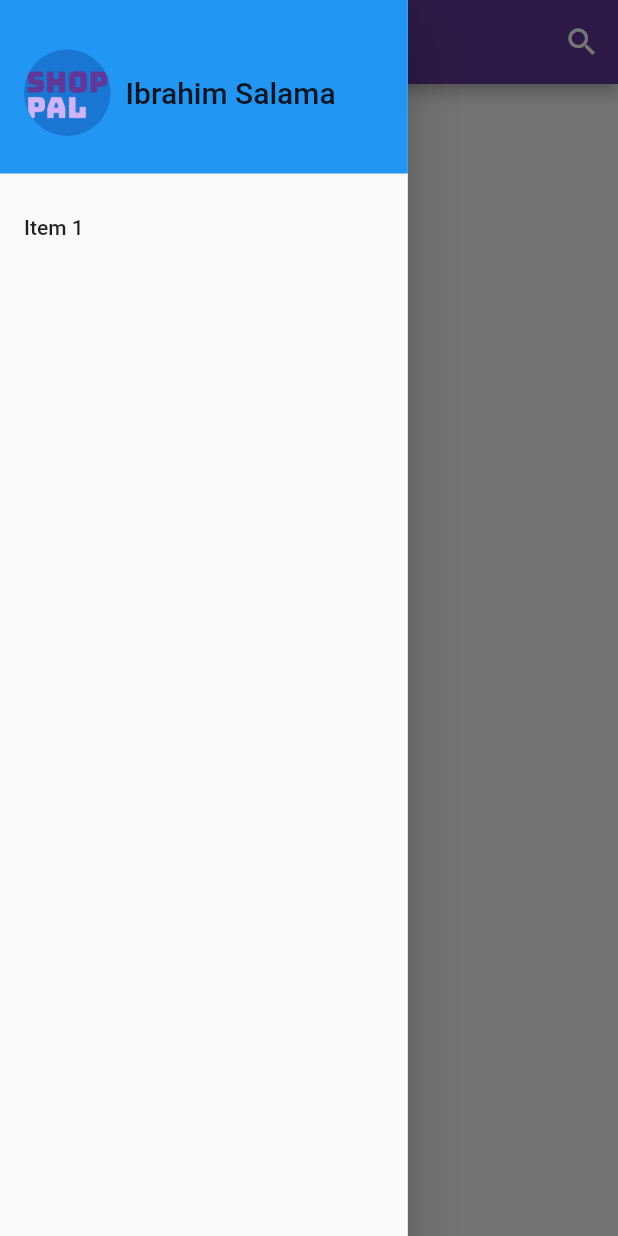
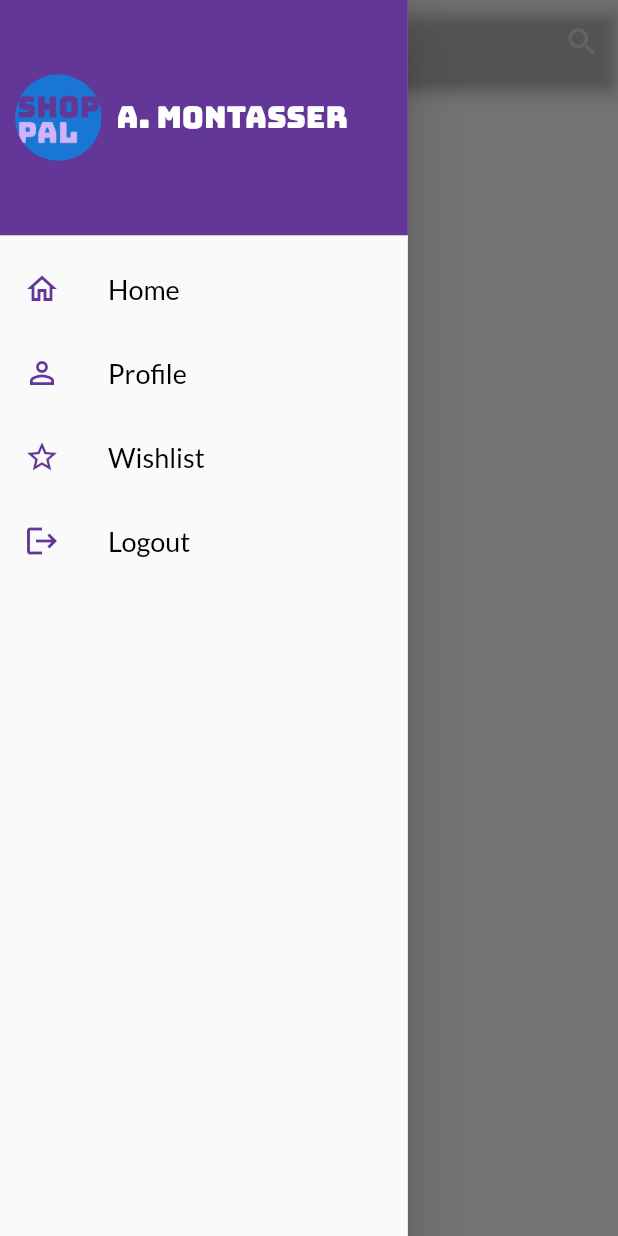
Before and after one commit to sentiment-analysis-gp/ShoppingPal, a Flutter app: the HomeScreen screen opened by its route, with the side drawer open, on a phone screen of 412 x 824 dp. Run offline on Flutter 3.47's test engine with Material 2 defaults, Android fonts, the phone set to English and light mode, and no system bars; our stand-ins replace cloud_firestore, firebase_auth, firebase_core, splashscreen; accounts and stored records are empty.

Commit message:
Added Drawer UI

```diff
--- a/lib/constants.dart
+++ b/lib/constants.dart
@@ -8,15 +8,15 @@ import 'package:shopping_pal/screens/login_screen.dart';
 import 'package:shopping_pal/screens/sign_up_screen.dart';
 
 const kPrimaryColor = Color(0xFF623797);
+const kMiddleColor = Color(0xFFC47DFD);
 const kSecondaryColor = Color(0xFFD0B3F8);
 final kAppRoutes = {
-   '/': (context) => WelcomeScreen(),
+  '/': (context) => WelcomeScreen(),
   '/profile': (context) => ProfileScreen(),
   '/search': (context) => SearchScreen(),
   '/home': (context) => HomeScreen(),
   '/login': (context) => LoginScreen(),
   '/signup': (context) => SignUpScreen(),
-  '/loading': (context) => LoadingScreen(),
 };
 final kMainTextStyle = TextStyle(
   fontFamily: "Bungee",
@@ -36,7 +36,4 @@ final ThemeData kCustomThemeData = ThemeData(
   ),
 );
 
-enum ParentScreen {
-  wishList,
-  history
-}
+enum ParentScreen { wishList, history }
--- a/lib/screens/login_screen.dart
+++ b/lib/screens/login_screen.dart
@@ -1,7 +1,6 @@
 import 'package:flutter/material.dart';
 import 'package:shopping_pal/constants.dart';
 import 'package:shopping_pal/screens/shared/loading_screen.dart';
-import 'package:shopping_pal/services/authenticationService.dart';
 
 class LoginScreen extends StatelessWidget {
   String email;
--- a/lib/screens/shared/custom_drawer.dart
+++ b/lib/screens/shared/custom_drawer.dart
@@ -1,48 +1,83 @@
 import 'package:flutter/material.dart';
+import 'package:shopping_pal/constants.dart';
 
 class CustomDrawer extends StatelessWidget {
+  TextStyle textStyle = TextStyle(
+    fontFamily: "Lato",
+    fontSize: 18,
+    color: Colors.black,
+  );
 
   @override
   Widget build(BuildContext context) {
     Size size = MediaQuery.of(context).size;
     return Container(
       width: size.width * 0.66,
+      child: Theme(
+        data: Theme.of(context).copyWith(),
         child: Drawer(
-          child: ListView(
-            // Important: Remove any padding from the ListView.
-              padding: EdgeInsets.zero,
-              children: <Widget>[
+          child: ListView(padding: EdgeInsets.zero, children: <Widget>[
             Container(
-                  height: size.height * 0.15,
+              height: size.height * 0.2,
               child: DrawerHeader(
+                padding: EdgeInsets.all(10),
                 child: Row(
                   mainAxisAlignment: MainAxisAlignment.start,
                   children: [
                     CircleAvatar(
-                          backgroundImage: ExactAssetImage("assets/images/logo.png"),
-                          radius: size.width*0.07,
+                      backgroundImage:
+                          ExactAssetImage("assets/images/logo.png"),
+                      radius: size.width * 0.07,
                     ),
-                        SizedBox(width: 10.0,),
+                    SizedBox(
+                      width: 10.0,
+                    ),
                     Text(
-                          'Ibrahim Salama',
-                          style: TextStyle(
-                            fontSize: 20.0,
+                      'A. Montasser',
+                      style: kMainTextStyle.copyWith(
+                        fontSize: 20,
                       ),
                     ),
                   ],
                 ),
                 decoration: BoxDecoration(
-                      color: Colors.blue,
+                  color: kPrimaryColor,
                 ),
               ),
             ),
             ListTile(
-                  title: Text('Item 1'),
-                  onTap: () {
-                    //ToDo: Update the state of the app.
-                  },
+              leading: Icon(Icons.home_outlined, color: kPrimaryColor),
+              title: Text(
+                'Home',
+                style: textStyle,
               ),
-              ])),
+              onTap: () {},
+            ),
+            ListTile(
+              leading: Icon(Icons.person_outline, color: kPrimaryColor),
+              title: Text(
+                'Profile',
+                style: textStyle,
+              ),
+              onTap: () {},
+            ),
+            ListTile(
+              leading: Icon(Icons.star_outline, color: kPrimaryColor),
+              title: Text(
+                'Wishlist',
+                style: textStyle,
+              ),
+            ),
+            ListTile(
+              leading: Icon(Icons.logout, color: kPrimaryColor),
+              title: Text(
+                'Logout',
+                style: textStyle,
+              ),
+            ),
+          ]),
+        ),
+      ),
     );
   }
 }
--- a/lib/screens/shared/search_appbar.dart
+++ b/lib/screens/shared/search_appbar.dart
@@ -16,14 +16,25 @@ class _SearchAppBarState extends State<SearchAppBar> {
         border: UnderlineInputBorder(), hintText: 'Enter a search term'),
     autofocus: true,
   );
-  Text appBarTitle = Text(
-    "ShoppingPal",
-    style: kSecondaryTextStyle.copyWith(color: Colors.white, fontSize: 23.0),
+  RichText appBarTitle = RichText(
+    text: TextSpan(
+      text: 'Shopping',
+      style: kMainTextStyle.copyWith(
+        color: Colors.white,
+      ),
+      children: <TextSpan>[
+        TextSpan(
+          text: ' Pal',
+          style: kMainTextStyle.copyWith(
+            color: kPrimaryColor,
+          ),
+        ),
+      ],
+    ),
   );
 
   @override
   PreferredSizeWidget build(BuildContext context) {
-
     IconButton cancelBtn = IconButton(
         icon: Icon(Icons.cancel_outlined),
         onPressed: () {
@@ -52,8 +63,9 @@ class _SearchAppBarState extends State<SearchAppBar> {
     Widget isSearchSelected = isSearch ? searchField : appBarTitle;
     return AppBar(
       title: isSearchSelected,
-      backgroundColor: kPrimaryColor,
-      actions: (isSearch)? [cancelBtn, searchBtn] : [searchBtn],
+      backgroundColor: Colors.transparent,
+      toolbarOpacity: 0.5,
+      actions: (isSearch) ? [cancelBtn, searchBtn] : [searchBtn],
     );
   }
 }
--- a/lib/screens/sign_up_screen.dart
+++ b/lib/screens/sign_up_screen.dart
@@ -1,13 +1,8 @@
-import 'package:cloud_firestore/cloud_firestore.dart';
 import 'package:flutter/material.dart';
 import 'package:shopping_pal/constants.dart';
-import 'package:firebase_auth/firebase_auth.dart';
-import 'package:shopping_pal/models/user.dart' as model;
 import 'package:shopping_pal/screens/shared/loading_screen.dart';
-import 'package:shopping_pal/services/authenticationService.dart';
 
 class SignUpScreen extends StatelessWidget {
-  final FirebaseAuth _auth = FirebaseAuth.instance;
   String name;
   String email;
   String password;
--- a/lib/services/databaseService.dart
+++ b/lib/services/databaseService.dart
@@ -1,10 +1,7 @@
-import 'package:cloud_firestore/cloud_firestore.dart';
 import 'package:http/http.dart';
 import 'dart:convert';
 
 class DatabaseService {
-  final FirebaseFirestore _firestore = FirebaseFirestore.instance;
-
   List<Map<String, dynamic>> productJson = [
     {
       "productName": "productName",
```
Also changed, not shown: lib/screens/home_screen.dart (+9 -11 lines), lib/screens/profile_screen.dart (+39 -21 lines), 1 other file. Lines whose indentation alone changed are shown as unchanged.
